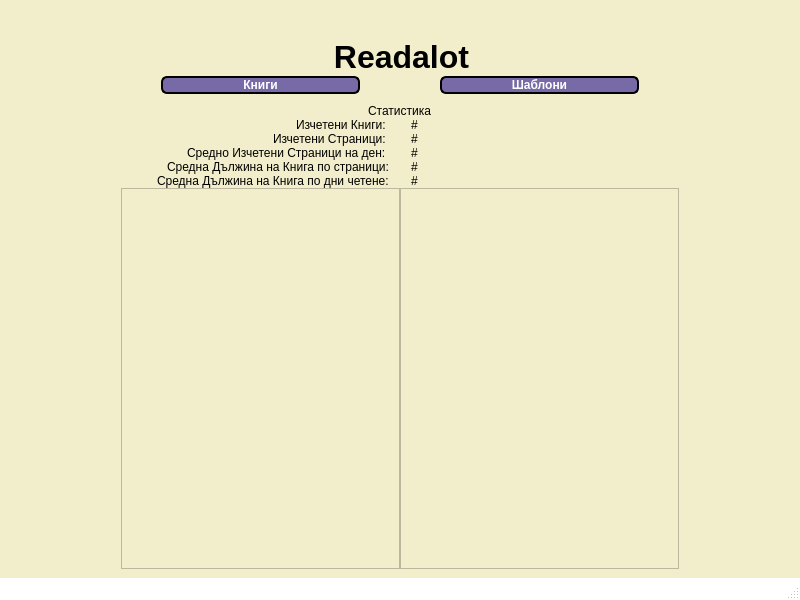
Above: Readalot/mainwindow.ui from TanyaSeykova/Hackaton_2022 before the change. Below: the same form after it.
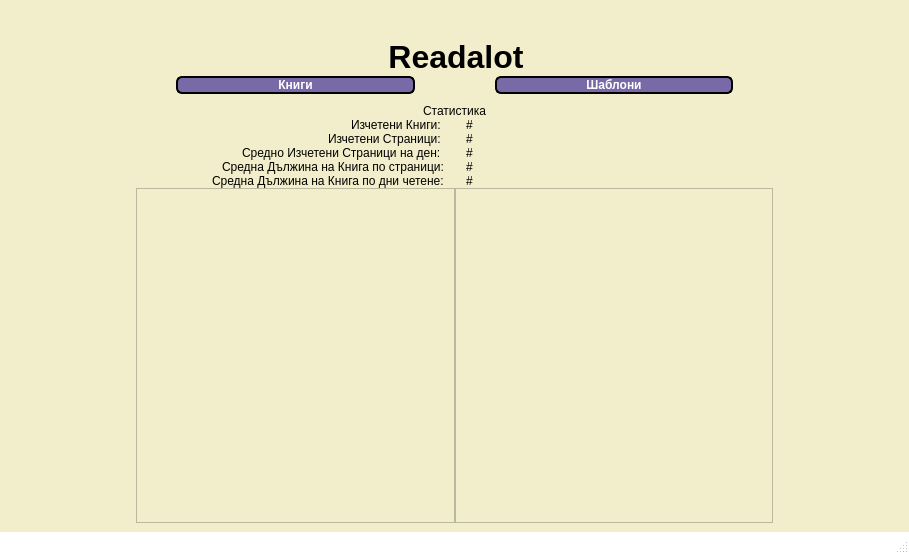
That is the form after the change. Custom widgets are drawn as their Qt base class.

What changed in the file:
```diff
--- a/Readalot/mainwindow.ui
+++ b/Readalot/mainwindow.ui
@@ -6,8 +6,8 @@
    <rect>
     <x>0</x>
     <y>0</y>
-    <width>800</width>
-    <height>600</height>
+    <width>909</width>
+    <height>554</height>
    </rect>
   </property>
   <property name="windowTitle">
```
Left out of the diff: 4 changed lines with no effect on the pictures.
